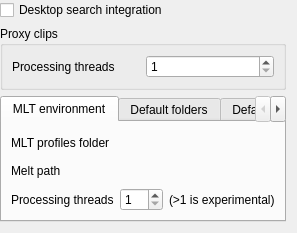
Qt form src/widgets/configenv_ui.ui (KDE/kdenlive) before a commit.
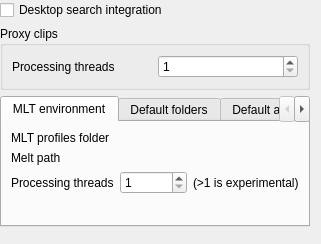
The same form after that commit. Custom widgets are drawn as their Qt base class.

```diff
--- a/src/widgets/configenv_ui.ui
+++ b/src/widgets/configenv_ui.ui
@@ -6,8 +6,8 @@
    <rect>
     <x>0</x>
     <y>0</y>
-    <width>297</width>
-    <height>215</height>
+    <width>321</width>
+    <height>244</height>
    </rect>
   </property>
   <layout class="QGridLayout" name="gridLayout">
@@ -26,6 +26,12 @@
    </item>
    <item row="2" column="0">
     <widget class="QTabWidget" name="tabWidget">
+     <property name="sizePolicy">
+      <sizepolicy hsizetype="Expanding" vsizetype="Preferred">
+       <horstretch>0</horstretch>
+       <verstretch>0</verstretch>
+      </sizepolicy>
+     </property>
      <property name="currentIndex">
       <number>0</number>
      </property>
@@ -81,6 +87,19 @@
          </property>
         </widget>
        </item>
+       <item row="3" column="0">
+        <spacer name="verticalSpacer_2">
+         <property name="orientation">
+          <enum>Qt::Vertical</enum>
+         </property>
+         <property name="sizeHint" stdset="0">
+          <size>
+           <width>20</width>
+           <height>40</height>
+          </size>
+         </property>
+        </spacer>
+       </item>
       </layout>
      </widget>
      <widget class="QWidget" name="tab_2">
```
